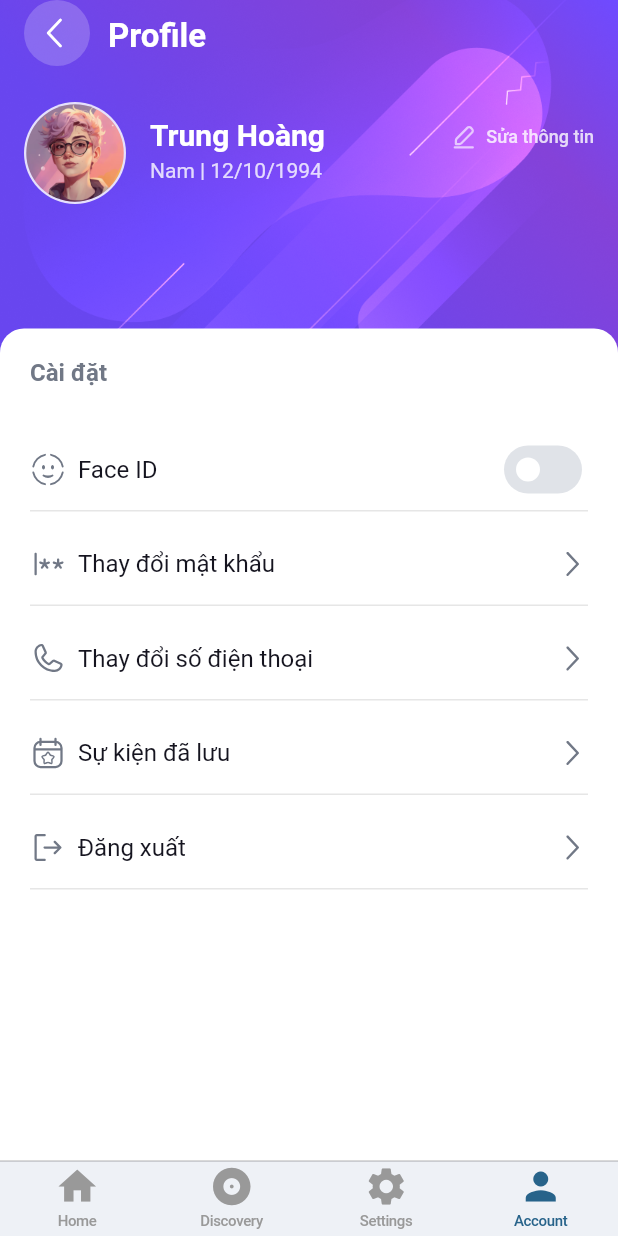
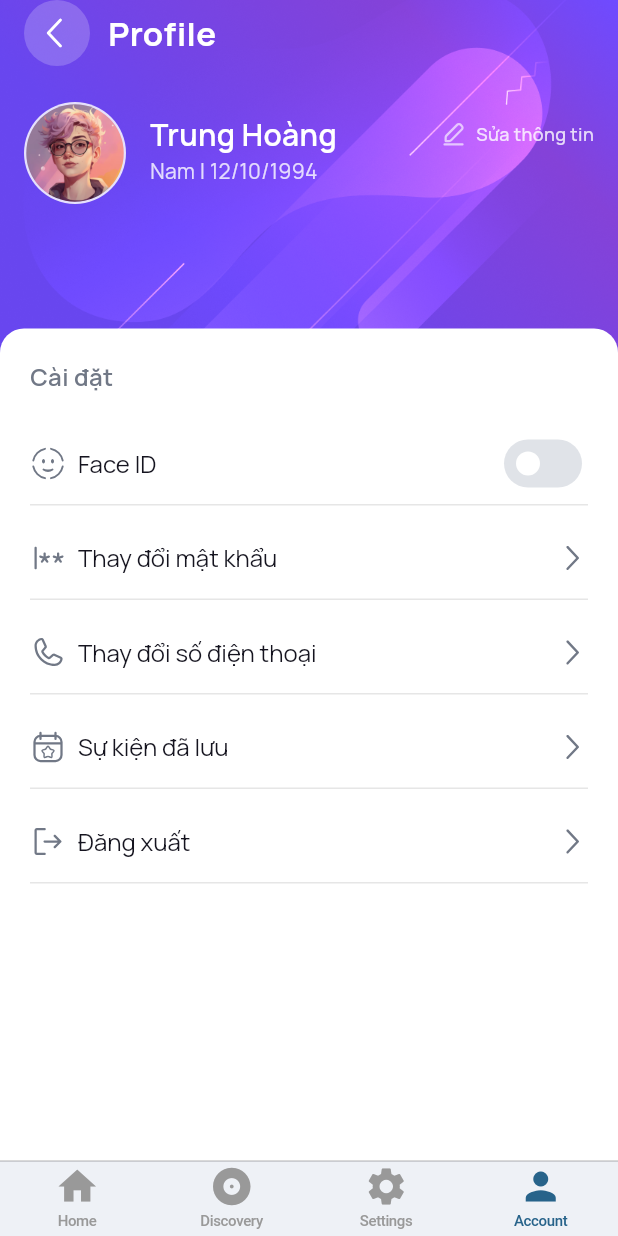
Before and after one commit to luongminh2410dev/flutter_music_app, a Flutter app: the screen it shows after launch, item 4 of the bottom bar chosen, on a phone screen of 412 x 824 dp. Run offline on Flutter 3.47's test engine with Material 3 defaults, Android fonts, the phone set to English and light mode, and no system bars; our stand-ins replace audio_video_progress_bar, flutter_riverpod, flutter_svg, just_audio, rxdart; network calls fail.

Commit message:
add font

```diff
--- a/lib/ui/home/home.dart
+++ b/lib/ui/home/home.dart
@@ -18,6 +18,7 @@ class MusicApp extends StatelessWidget {
       theme: ThemeData(
         colorScheme: ColorScheme.fromSeed(seedColor: Colors.lightBlue),
         useMaterial3: true,
+        fontFamily: 'Manrope',
       ),
       home: const MusicHomePage(),
     );
--- a/lib/ui/user/user.dart
+++ b/lib/ui/user/user.dart
@@ -67,11 +67,11 @@ class _UserTabState extends State<UserTab> {
                             const Text(
                               'Profile',
                               style: TextStyle(
-                                  inherit: false,
-                                  fontSize: 22,
-                                  height: 1.5,
-                                  color: Color(0xFFFFFFFF),
-                                  fontWeight: FontWeight.w700),
+                                fontSize: 22,
+                                height: 1.5,
+                                color: Color(0xFFFFFFFF),
+                                fontWeight: FontWeight.w700,
+                              ),
                             )
                           ],
                         ),
@@ -115,7 +115,6 @@ class _UserTabState extends State<UserTab> {
                                             overflow: TextOverflow.ellipsis,
                                             'Trung Hoàng',
                                             style: TextStyle(
-                                              inherit: false,
                                               fontSize: 20,
                                               height: 1,
                                               fontWeight: FontWeight.w600,
@@ -144,7 +143,6 @@ class _UserTabState extends State<UserTab> {
                                               const Text(
                                                 'Sửa thông tin',
                                                 style: TextStyle(
-                                                  inherit: false,
                                                   fontSize: 12,
                                                   fontWeight: FontWeight.w500,
                                                   color: Color.fromRGBO(
@@ -156,10 +154,10 @@ class _UserTabState extends State<UserTab> {
                                         ),
                                       ],
                                     ),
+                                    const SizedBox(height: 4),
                                     const Text(
                                       'Nam | 12/10/1994',
                                       style: TextStyle(
-                                        inherit: false,
                                         fontSize: 14,
                                         height: 1.5,
                                         fontWeight: FontWeight.w400,
@@ -200,7 +198,6 @@ class _UserTabState extends State<UserTab> {
                   const Text(
                     'Cài đặt',
                     style: TextStyle(
-                      inherit: false,
                       fontSize: 16,
                       fontWeight: FontWeight.w600,
                       color: Color.fromRGBO(113, 120, 134, 1),
@@ -273,7 +270,7 @@ class RowItem extends StatelessWidget {
   @override
   Widget build(BuildContext context) {
     return Padding(
-      padding: const EdgeInsets.only(top: 8),
+      padding: const EdgeInsets.only(bottom: 8),
       child: GestureDetector(
         behavior: HitTestBehavior.opaque,
         onTap: () {
@@ -309,6 +306,7 @@ class RowItem extends StatelessWidget {
                     fontSize: 16,
                     fontWeight: FontWeight.w400,
                     color: Color.fromRGBO(21, 20, 31, 1),
+                    fontFamily: 'Manrope',
                   ),
                 ),
               ),
```
Also changed, not shown: pubspec.yaml (+10 -0 lines), assets/fonts/Manrope-Bold.ttf (added), assets/fonts/Manrope-ExtraBold.ttf (added), assets/fonts/Manrope-ExtraLight.ttf (added), assets/fonts/Manrope-Light.ttf (added), assets/fonts/Manrope-Medium.ttf (added), assets/fonts/Manrope-Regular.ttf (added), assets/fonts/Manrope-SemiBold.ttf (added).
